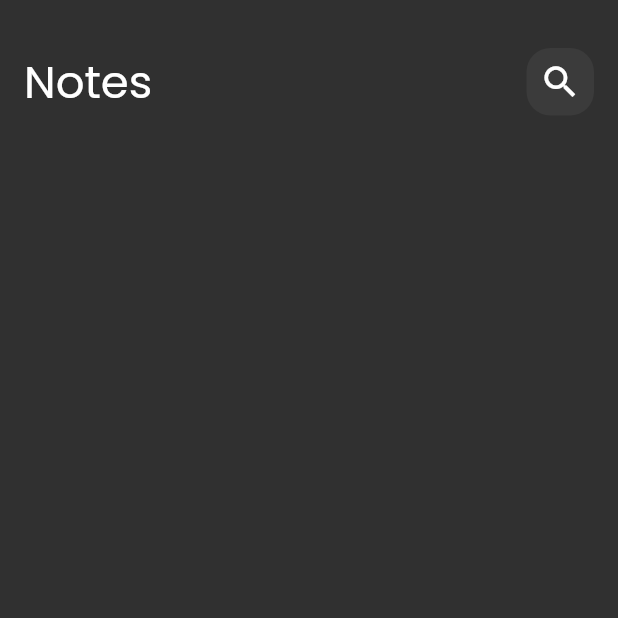
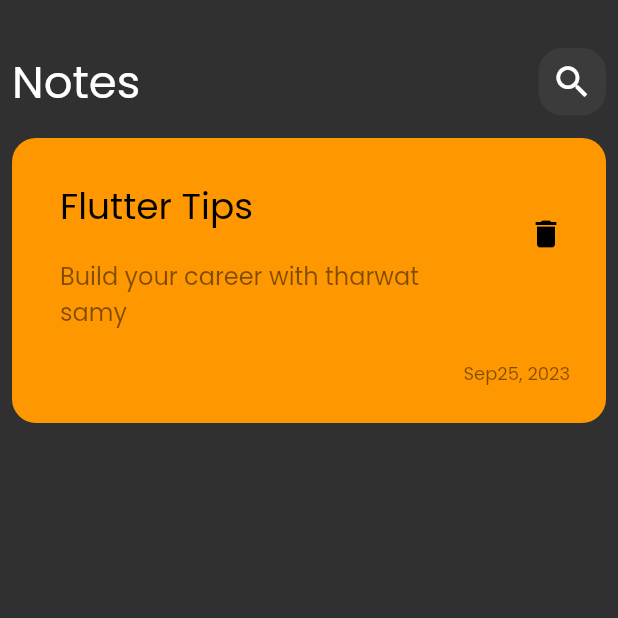
Before and after one commit to esraammosaad/notes-app, a Flutter app: the screen it shows after launch, on a phone screen of 412 x 824 dp, the top half of it. Run offline on Flutter 3.47's test engine with Material 2 defaults, Android fonts, the phone set to English and light mode, and no system bars.

Commit message:
create custom notes item

```diff
--- a/lib/views/widgets/home_view_body.dart
+++ b/lib/views/widgets/home_view_body.dart
@@ -1,21 +1,22 @@
 import 'package:flutter/material.dart';
 
 import 'custom_appbar.dart';
+import 'note_item.dart';
+
 class HomeViewBody extends StatelessWidget {
   const HomeViewBody({Key? key}) : super(key: key);
 
   @override
   Widget build(BuildContext context) {
     return const Padding(
-      padding: EdgeInsets.only(top: 32.0,left: 16,right: 16),
+      padding: EdgeInsets.only(top: 32.0, left: 8, right: 8),
       child: Column(
-
-
         children: [
           CustomAppBar(),
-
-
-
+          SizedBox(
+            height: 15,
+          ),
+          NotesItem(),
         ],
       ),
     );
--- /dev/null
+++ b/lib/views/widgets/note_item.dart
@@ -0,0 +1,48 @@
+import 'package:flutter/material.dart';
+
+class NotesItem extends StatelessWidget {
+  const NotesItem({Key? key}) : super(key: key);
+
+  @override
+  Widget build(BuildContext context) {
+    return Container(
+      padding: const EdgeInsets.only(left: 16, top: 24, bottom: 24),
+      decoration: BoxDecoration(
+        borderRadius: BorderRadius.circular(16),
+        color: Colors.orange,
+      ),
+      child: Column(
+        crossAxisAlignment: CrossAxisAlignment.end,
+        children: [
+          ListTile(
+            title: const Text(
+              'Flutter Tips',
+              style: TextStyle(color: Colors.black, fontSize: 24),
+            ),
+            trailing: IconButton(
+                onPressed: () {},
+                icon: const Icon(
+                  Icons.delete,
+                  color: Colors.black,
+                  size: 24,
+                )),
+            subtitle: Padding(
+              padding: const EdgeInsets.only(top: 16.0, bottom: 16),
+              child: Text('Build your career with tharwat samy',
+                  style: TextStyle(
+                      color: Colors.black.withOpacity(0.5), fontSize: 16)),
+            ),
+          ),
+          Padding(
+            padding: const EdgeInsets.only(right: 24.0),
+            child: Text(
+              'Sep25, 2023',
+              style:
+                  TextStyle(color: Colors.black.withOpacity(0.5), fontSize: 12),
+            ),
+          )
+        ],
+      ),
+    );
+  }
+}
```
